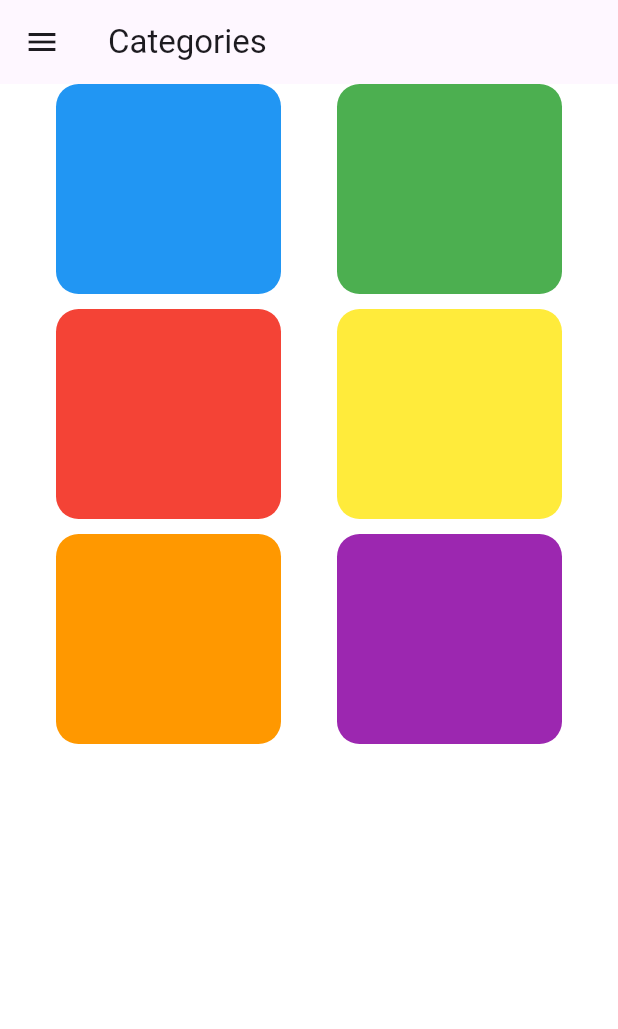
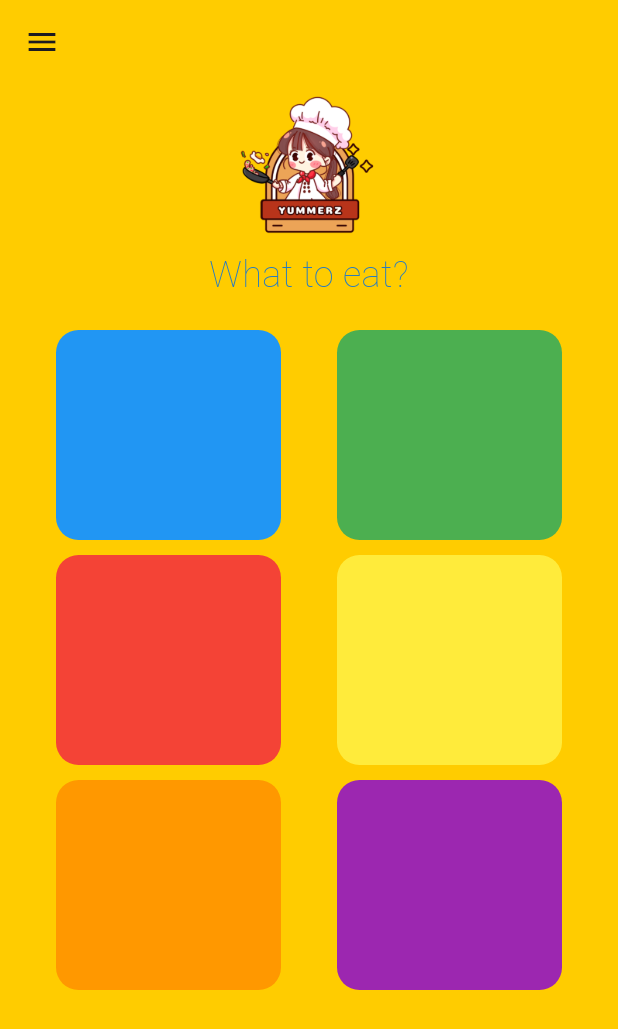
Before and after one commit to laragrace30/meals_app, a Flutter app: the Categories screen opened directly, on a phone screen of 412 x 824 dp. Shown: the top 1029 px of the screen. Run offline on Flutter 3.47's test engine with Material 3 defaults, Android fonts, the phone set to English and light mode, and no system bars.

Commit message:
Added the image and changed the bg color

```diff
--- a/lib/screens/categories.dart
+++ b/lib/screens/categories.dart
@@ -2,26 +2,40 @@ import 'package:flutter/material.dart';
 import 'package:flutter/services.dart';
 import 'package:meals_app/widget/maindrawer.dart';
 
-
-
 class Categories extends StatelessWidget {
-  const Categories({super.key});
-
-
+  const Categories({Key? key});
 
   @override
   Widget build(BuildContext context) {
-    SystemChrome.setSystemUIOverlayStyle(const SystemUiOverlayStyle(
-        statusBarColor: Colors.white,
-        statusBarIconBrightness: Brightness.dark));
+    SystemChrome.setSystemUIOverlayStyle(
+      const SystemUiOverlayStyle(
+        statusBarColor: Color(0xFFFFCC00),
+        statusBarIconBrightness: Brightness.dark,
+      ),
+    );
+
     return Scaffold(
-      backgroundColor: Colors.white,
-      appBar: AppBar(title: const Text('Categories')),
+      backgroundColor: const Color(0xFFFFCC00),
+      appBar: AppBar(backgroundColor: const Color(0xFFFFCC00)),
       drawer: const MainDrawer(),
       body: SafeArea(
-        child: ListView(
+        child: Stack(
+          children: [
+            ListView(
               physics: const BouncingScrollPhysics(),
                children: [
+                Image.asset(
+                  'assets/images/yummersLogo 1.png',
+                  height: 110,
+                ),
+                const Text('What to eat?',
+                textAlign: TextAlign.center,
+                style: TextStyle(
+                 color: Color(0xFF277BC0),
+                 fontSize: 24,
+                 fontWeight: FontWeight.w200
+                )),
+                const SizedBox(height: 20),
                 Column(
                   children: [
                     Row(
@@ -90,7 +104,9 @@ class Categories extends StatelessWidget {
                       ],
                     ),
                   ],
-            )
+                ),
+              ]
+            ),
           ],
         ),
       ),
--- a/pubspec.yaml
+++ b/pubspec.yaml
@@ -21,13 +21,10 @@ dev_dependencies:
   flutter_lints: ^2.0.0
 
 flutter:
-<<<<<<< HEAD
   assets:
      - assets/images/
   # The following line ensures that the Material Icons font is
   # included with your application, so that you can use the icons in
   # the material Icons class.
-=======
 
->>>>>>> 8d704d329f5fada467ff0bfdc922d5ef5026af6f
   uses-material-design: true
```
Lines whose indentation alone changed are shown as unchanged.
